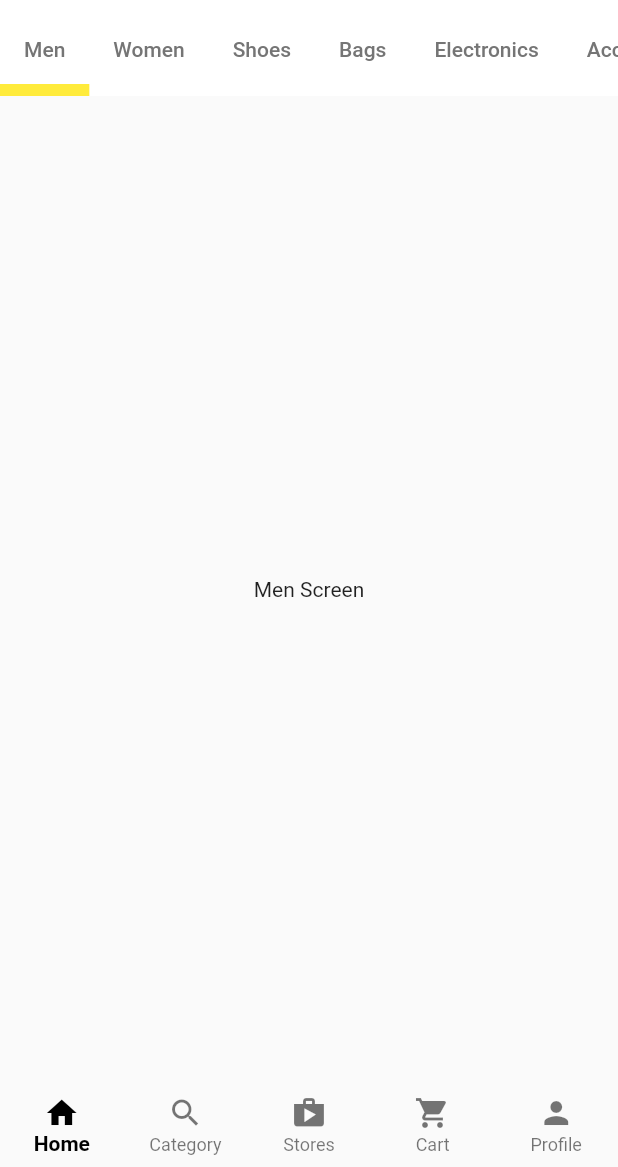
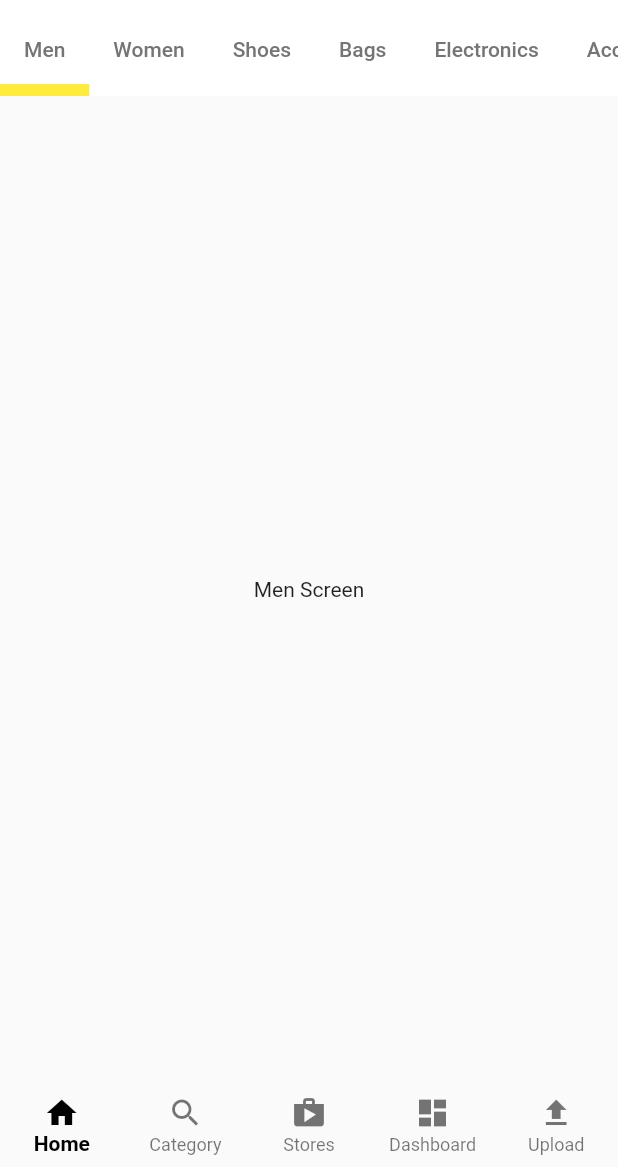
Before and after one commit to kishanup78910/ecom, a Flutter app: the screen it shows after launch, on a phone screen of 412 x 824 dp, the part 69-1236 px from its top. Run offline on Flutter 3.47's test engine with Material 2 defaults, Android fonts, the phone set to English and light mode, and no system bars.

```diff
--- a/lib/main.dart
+++ b/lib/main.dart
@@ -1,4 +1,4 @@
-import 'package:ecom/main_screen/customer_home.dart';
+import 'package:ecom/main_screen/supplier_home.dart';
 import 'package:flutter/material.dart';
 
 void main() {
@@ -12,7 +12,7 @@ class MyApp extends StatelessWidget {
   Widget build(BuildContext context) {
     return const MaterialApp(
       debugShowCheckedModeBanner: false,
-      home: CustomerHomeScreen(),
+      home: SupplierHomeScreen(),
     );
   }
 }
--- a/lib/main_screen/profileScreen.dart
+++ b/lib/main_screen/profileScreen.dart
@@ -1,3 +1,4 @@
+// ignore: file_names
 import 'package:flutter/material.dart';
 
 class ProfileScreen extends StatefulWidget {
@@ -12,9 +13,20 @@ class _ProfileScreenState extends State<ProfileScreen> {
   Widget build(BuildContext context) {
     return Scaffold(
       backgroundColor: Colors.grey.shade300,
-      body: CustomScrollView(
+      body: Stack(
+        children: [
+          Container(
+            height: 230,
+            decoration: const BoxDecoration(
+              gradient: LinearGradient(
+                colors: [Colors.yellow, Colors.brown],
+              ),
+            ),
+          ),
+          CustomScrollView(
             slivers: [
               SliverAppBar(
+                pinned: true,
                 expandedHeight: 140,
                 flexibleSpace: LayoutBuilder(
                   builder: (context, constraints) {
@@ -27,13 +39,16 @@ class _ProfileScreenState extends State<ProfileScreen> {
                       background: Container(
                         decoration: const BoxDecoration(
                           gradient: LinearGradient(
-                            colors: [Colors.yellow, Colors.brown])),
+                            colors: [Colors.yellow, Colors.brown],
+                          ),
+                        ),
                         child: Row(children: [
                           const Padding(
                             padding: EdgeInsets.only(left: 25.0, top: 30),
                             child: CircleAvatar(
                               radius: 50,
-                          backgroundImage: AssetImage('images/inapp/guest.jpg'),
+                              backgroundImage:
+                                  AssetImage('images/inapp/guest.jpg'),
                             ),
                           ),
                           Padding(
@@ -138,6 +153,10 @@ class _ProfileScreenState extends State<ProfileScreen> {
                       ],
                     ),
                   ),
+                  Container(
+                    color: Colors.grey.shade300,
+                    child: Column(
+                      children: [
                         const SizedBox(
                           height: 150,
                           child: Image(
@@ -161,7 +180,8 @@ class _ProfileScreenState extends State<ProfileScreen> {
                                   onPressed: () {},
                                 ),
                                 const Padding(
-                          padding: EdgeInsets.symmetric(horizontal: 40.0),
+                                  padding:
+                                      EdgeInsets.symmetric(horizontal: 40.0),
                                   child: Divider(
                                     color: Colors.yellow,
                                     thickness: 1,
@@ -173,7 +193,8 @@ class _ProfileScreenState extends State<ProfileScreen> {
                                   subTitle: '+91XXXXXXXXXXX',
                                 ),
                                 const Padding(
-                          padding: EdgeInsets.symmetric(horizontal: 40.0),
+                                  padding:
+                                      EdgeInsets.symmetric(horizontal: 40.0),
                                   child: Divider(
                                     color: Colors.yellow,
                                     thickness: 1,
@@ -206,7 +227,8 @@ class _ProfileScreenState extends State<ProfileScreen> {
                                   onPressed: () {},
                                 ),
                                 const Padding(
-                          padding: EdgeInsets.symmetric(horizontal: 40.0),
+                                  padding:
+                                      EdgeInsets.symmetric(horizontal: 40.0),
                                   child: Divider(
                                     color: Colors.yellow,
                                     thickness: 1,
@@ -218,7 +240,8 @@ class _ProfileScreenState extends State<ProfileScreen> {
                                   onPressed: () {},
                                 ),
                                 const Padding(
-                          padding: EdgeInsets.symmetric(horizontal: 40.0),
+                                  padding:
+                                      EdgeInsets.symmetric(horizontal: 40.0),
                                   child: Divider(
                                     color: Colors.yellow,
                                     thickness: 1,
@@ -234,7 +257,11 @@ class _ProfileScreenState extends State<ProfileScreen> {
                         ),
                       ],
                     ),
-          )
+                  ),
+                ],
+              )),
+            ],
+          ),
         ],
       ),
     );
--- /dev/null
+++ b/lib/main_screen/supplier_home.dart
@@ -0,0 +1,64 @@
+import 'package:ecom/main_screen/Stores.dart';
+import 'package:ecom/main_screen/category.dart';
+import 'package:ecom/main_screen/home.dart';
+import 'package:flutter/material.dart';
+
+class SupplierHomeScreen extends StatefulWidget {
+  const SupplierHomeScreen({super.key});
+
+  @override
+  State<SupplierHomeScreen> createState() => _SupplierHomeScreenState();
+}
+
+class _SupplierHomeScreenState extends State<SupplierHomeScreen> {
+  int _selectedIndex = 0;
+  final List<Widget> _tabs = [
+    const HomeScreen(),
+    const CategoryScreen(),
+    const StoresScreen(),
+    const Center(
+      child: Text("DashBoard"),
+    ),
+    const Center(
+      child: Text("Upload"),
+    ),
+  ];
+  @override
+  Widget build(BuildContext context) {
+    return Scaffold(
+      body: _tabs[_selectedIndex],
+      bottomNavigationBar: BottomNavigationBar(
+        elevation: 0,
+        type: BottomNavigationBarType.fixed,
+        selectedItemColor: Colors.black,
+        selectedLabelStyle: const TextStyle(fontWeight: FontWeight.w600),
+        currentIndex: _selectedIndex,
+        items: const [
+          BottomNavigationBarItem(
+            icon: Icon(Icons.home),
+            label: 'Home',
+          ),
+          BottomNavigationBarItem(
+            icon: Icon(Icons.search),
+            label: 'Category',
+          ),
+          BottomNavigationBarItem(
+            icon: Icon(Icons.shop),
+            label: 'Stores',
+          ),
+          BottomNavigationBarItem(
+              icon: Icon(Icons.dashboard), label: 'Dashboard'),
+          BottomNavigationBarItem(
+            icon: Icon(Icons.upload),
+            label: 'Upload',
+          ),
+        ],
+        onTap: (index) {
+          setState(() {
+            _selectedIndex = index;
+          });
+        },
+      ),
+    );
+  }
+}
```
Also changed, not shown: lib/main_screen/Dashboard.dart (added). Lines whose indentation alone changed are shown as unchanged.
